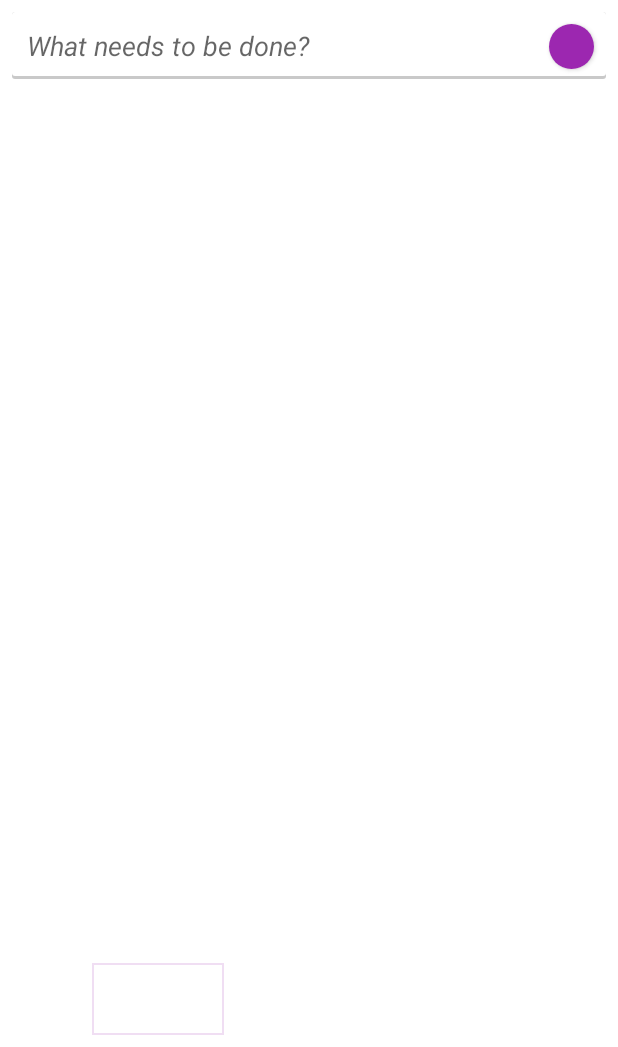
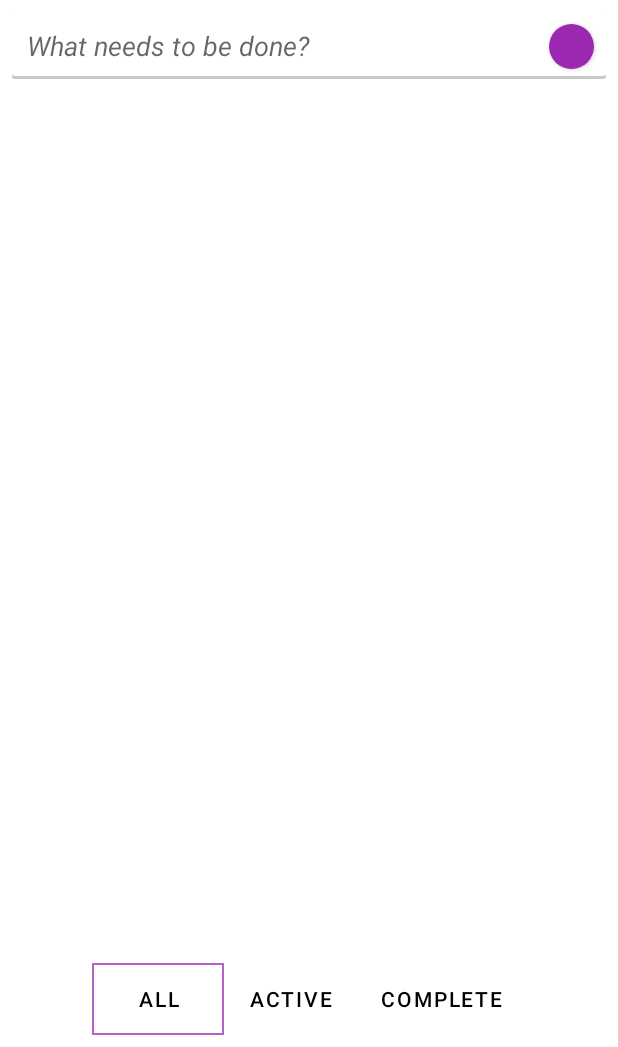
Before and after one commit to FormDeep/TodoMVCTest, an Android app: the screen it shows after launch (MainActivity), on a phone screen of 412 x 824 dp, the part 189-1236 px from its top. Run offline under Robolectric (Android 15) with nearby library versions, the phone set to English and light mode, and no system bars; our stand-ins replace Room's generated code.

Commit message:
同步24/01/09v2

```diff
--- a/app/src/main/java/com/toporead/todomvctest/TodoViewModel.java
+++ b/app/src/main/java/com/toporead/todomvctest/TodoViewModel.java
@@ -8,7 +8,7 @@ import androidx.lifecycle.MutableLiveData;
 import androidx.lifecycle.Transformations;
 import java.util.Date;
 import java.util.List;
-import java.util.function.Function;
+
 
 
 
@@ -19,6 +19,7 @@ public class TodoViewModel extends AndroidViewModel {
 
     public TodoViewModel (Application application) {
         super(application);
+
         this.currentFilter =new MutableLiveData<>();
         mTodoData = Transformations.switchMap(currentFilter, input -> {
             if (input.equals(TodosState.ACTIVE)){
@@ -29,6 +30,7 @@ public class TodoViewModel extends AndroidViewModel {
                 return mRepository.getAllTodos();
             }
         });
+        mRepository =new TodoRepository(application);
     }
     LiveData<List<TodoItem>> getTodos() { return mTodoData; }
 
--- a/app/src/main/java/com/toporead/todomvctest/TodosAdapter.java
+++ b/app/src/main/java/com/toporead/todomvctest/TodosAdapter.java
@@ -36,6 +36,8 @@ public class TodosAdapter extends RecyclerView.Adapter<TodosAdapter.MyViewHolder
             super(v);
             mTodoItem = v;
             removeTodo =v.findViewById(R.id.removeTodo);
+            todoText =v.findViewById(R.id.todoText);
+            completedTodo =v.findViewById(R.id.completeTodo);
         }
         void bind(final TodoItem todo){
             removeTodo.setOnClickListener(new View.OnClickListener() {
--- a/app/src/main/res/drawable/active_button_background.xml
+++ b/app/src/main/res/drawable/active_button_background.xml
@@ -1,5 +1,6 @@
 <?xml version="1.0" encoding="utf-8"?>
 <shape xmlns:android="http://schemas.android.com/apk/res/android" android:shape="rectangle" >
     <solid android:color="@android:color/transparent" />
-    <stroke android:width="1dip" android:color="#26af2f2f"/>
+    <stroke android:width="1dip"
+        android:color="#BAD52717"/>
 </shape>
--- a/app/src/main/res/layout/activity_main.xml
+++ b/app/src/main/res/layout/activity_main.xml
@@ -90,6 +90,7 @@
             android:layout_width="wrap_content"
             android:layout_height="wrap_content"
             android:text="@string/all"
+            android:textColor="@color/black"
             android:onClick="showAll"
             android:background="@drawable/active_button_background"
             />
@@ -97,6 +98,7 @@
             android:id="@+id/active_button"
             android:layout_width="wrap_content"
             android:layout_height="wrap_content"
+            android:textColor="@color/black"
             android:text="@string/active"
             android:onClick="showActive"
             android:background="@android:color/transparent"
@@ -105,6 +107,7 @@
             android:id="@+id/complete_button"
             android:layout_width="wrap_content"
             android:layout_height="wrap_content"
+            android:textColor="@color/black"
             android:text="@string/complete"
             android:onClick="showComplete"
             android:background="@android:color/transparent"
```
Also changed, not shown: app/src/main/java/com/toporead/todomvctest/TodoRepository.java (+3 -6 lines).
